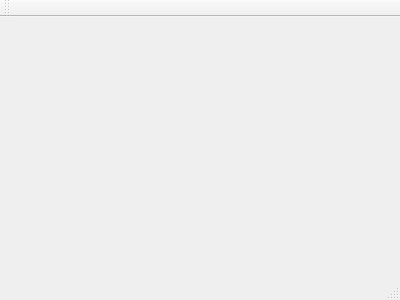
Old version of the form infomaniac.ui in the repository Sucalakafufu/infomaniac.
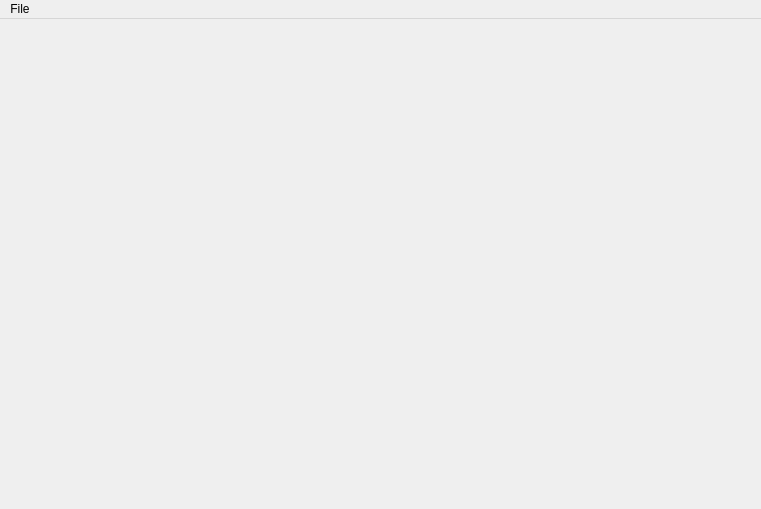
New version of the form.

Commit message: prepare InfoType class for storing types of info about members

The edit to the form file:
```diff
--- a/infomaniac.ui
+++ b/infomaniac.ui
@@ -1,24 +1,36 @@
 <ui version="4.0">
  <class>InfoManiac</class>
- <widget class="QMainWindow" name="InfoManiac" >
-  <property name="geometry" >
+ <widget class="QMainWindow" name="InfoManiac">
+  <property name="geometry">
    <rect>
     <x>0</x>
     <y>0</y>
-    <width>400</width>
-    <height>300</height>
+    <width>761</width>
+    <height>509</height>
    </rect>
   </property>
   <property name="windowTitle" >
    <string>InfoManiac</string>
   </property>
-  <widget class="QMenuBar" name="menuBar" />
-  <widget class="QToolBar" name="mainToolBar" />
-  <widget class="QWidget" name="centralWidget" />
-  <widget class="QStatusBar" name="statusBar" />
+  <widget class="QWidget" name="centralWidget"/>
+  <widget class="QMenuBar" name="menuBar">
+   <property name="geometry">
+    <rect>
+     <x>0</x>
+     <y>0</y>
+     <width>761</width>
+     <height>21</height>
+    </rect>
+   </property>
+   <widget class="QMenu" name="menuFile">
+    <property name="title">
+     <string>File</string>
+    </property>
+   </widget>
+   <addaction name="menuFile"/>
+  </widget>
  </widget>
- <layoutDefault spacing="6" margin="11" />
- <pixmapfunction></pixmapfunction>
+ <layoutdefault spacing="6" margin="11"/>
  <resources/>
  <connections/>
 </ui>
```
Left out of the diff: 3 changed lines with no effect on the pictures. The commit also changes 7 other files.
